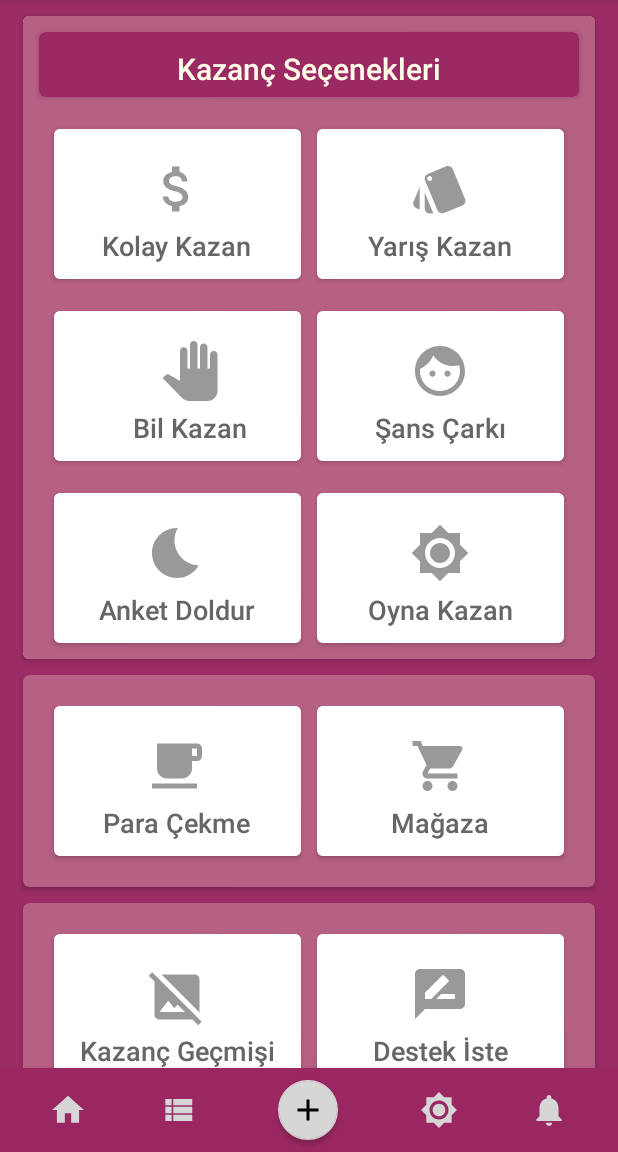
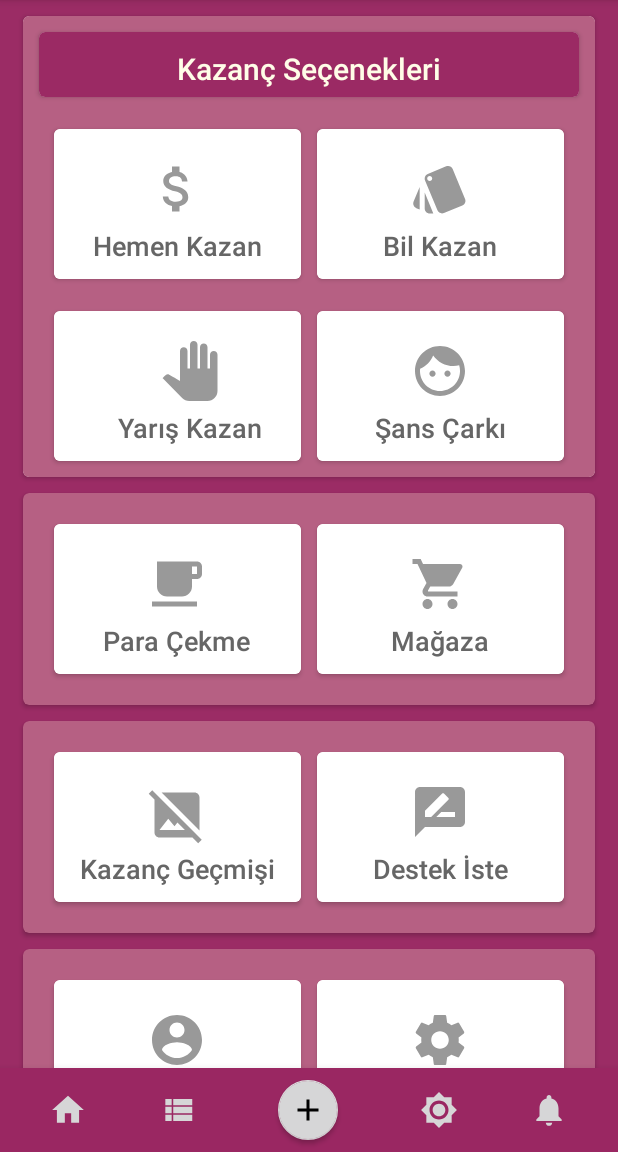
Before and after one commit to syrize/Darphane, an Android app: the MainMenu screen opened directly, with no data from a screen before it, on a phone screen of 412 x 824 dp, the part 84-1236 px from its top. Run offline under Robolectric (Android 15) with nearby library versions, the phone set to English and light mode, and no system bars; our stand-ins replace ButterKnife, Volley; libraries missing offline, so code that uses them is left out: afu.org.checkerframework, com.android.billingclient, com.facebook, com.facebook.login, com.mikhaellopez.circularimageview; plain views replace CircularImageView; network calls fail; pictures from the network do not load; 2 statements that could not run were skipped.

Commit message:
Bil kazan ekran çalışmasına devam edildi

```diff
--- a/app/src/main/AndroidManifest.xml
+++ b/app/src/main/AndroidManifest.xml
@@ -135,6 +135,10 @@
             android:name="com.turkogame.darphane.activity.Hediye_Carki"
             android:screenOrientation="portrait" />
 
+        <activity
+            android:name="com.turkogame.darphane.activity.Bilkazan_Start"
+            android:screenOrientation="portrait" />
+
 
 
         <activity
--- a/app/src/main/java/com/turkogame/darphane/activity/MainMenu.java
+++ b/app/src/main/java/com/turkogame/darphane/activity/MainMenu.java
@@ -300,11 +300,10 @@ public class MainMenu extends AppCompatActivity implements PurchasesUpdatedListe
 
         ImageButton btn_menu = findViewById(R.id.bt_menu);
         MaterialCardView kahve_buton = findViewById(R.id.kahve_buton);
-        MaterialCardView tarot_buton = findViewById(R.id.tarot_buton);
+        MaterialCardView bilkazan_buton = findViewById(R.id.bilkazan_buton);
         MaterialCardView el_buton = findViewById(R.id.el_buton);
         MaterialCardView sans_carki = findViewById(R.id.sans_carki);
-        MaterialCardView ruya_buton = findViewById(R.id.ruya_buton);
-        MaterialCardView card_6 = findViewById(R.id.card_6);
+
         MaterialCardView card_7 = findViewById(R.id.card_7);
         MaterialCardView card_8 = findViewById(R.id.card_8);
         MaterialCardView card_9 = findViewById(R.id.card_9);
@@ -453,10 +452,12 @@ public class MainMenu extends AppCompatActivity implements PurchasesUpdatedListe
         });
 
 
-        tarot_buton.setOnClickListener(new View.OnClickListener() {
+        bilkazan_buton.setOnClickListener(new View.OnClickListener() {
             public void onClick(View v) {
 
-                fal_baslat( kullanici_id,token, 2, Falcilar.class);
+                Intent intent = new Intent(MainMenu.this, Bilkazan_Start.class);
+                startActivity(intent);
+
 
             }
         });
@@ -505,13 +506,7 @@ public class MainMenu extends AppCompatActivity implements PurchasesUpdatedListe
 
 
 
-        ruya_buton.setOnClickListener(new View.OnClickListener() {
-            public void onClick(View v) {
 
-                fal_baslat( kullanici_id, token,4, Falcilar.class);
-
-            }
-        });
 
         menu_ruyayorumu.setOnClickListener(new View.OnClickListener() {
             public void onClick(View v) {
@@ -522,18 +517,7 @@ public class MainMenu extends AppCompatActivity implements PurchasesUpdatedListe
         });
 
 
-        card_6.setOnClickListener(new View.OnClickListener() {
-            public void onClick(View v) {
 
-                kayit_kontrol = getApplicationContext().getSharedPreferences("fal_kontrol", 0);
-                SharedPreferences.Editor kayitci = kayit_kontrol.edit();
-                kayitci.putString("user_id", kullanici_id);
-                kayitci.commit();
-
-                Intent intent = new Intent(MainMenu.this, Burclar.class);
-                startActivity(intent);
-            }
-        });
 
         menu_gunlukburc.setOnClickListener(new View.OnClickListener() {
             public void onClick(View v) {
--- a/app/src/main/res/layout/activity_main.xml
+++ b/app/src/main/res/layout/activity_main.xml
@@ -220,7 +220,7 @@
                                         android:layout_width="wrap_content"
                                         android:layout_height="wrap_content"
                                         android:layout_margin="@dimen/spacing_medium"
-                                        android:text="Kolay Kazan"
+                                        android:text="Hemen Kazan"
                                         android:textAppearance="@style/TextAppearance.AppCompat.Title"
                                         android:textColor="@color/grey_60"
                                         android:textSize="18dp" />
@@ -232,7 +232,7 @@
 
 
                     <com.google.android.material.card.MaterialCardView
-                        android:id="@+id/tarot_buton"
+                        android:id="@+id/bilkazan_buton"
                         android:layout_width="0dp"
                         android:layout_height="match_parent"
                         android:layout_margin="@dimen/spacing_medium"
@@ -265,7 +265,7 @@
                                 android:layout_width="wrap_content"
                                 android:layout_height="wrap_content"
                                 android:layout_margin="@dimen/spacing_medium"
-                                android:text="Yarış Kazan"
+                                android:text="Bil Kazan"
                                 android:textAppearance="@style/TextAppearance.AppCompat.Title"
                                 android:textColor="@color/grey_60"
                                 android:textSize="18dp" />
@@ -325,7 +325,7 @@
                                 android:layout_width="wrap_content"
                                 android:layout_height="wrap_content"
                                 android:layout_margin="@dimen/spacing_medium"
-                                android:text="Bil Kazan"
+                                android:text="Yarış Kazan"
                                 android:textAppearance="@style/TextAppearance.AppCompat.Title"
                                 android:textColor="@color/grey_60"
                                 android:textSize="18dp" />
@@ -382,105 +382,7 @@
                 </LinearLayout>
 
 
-                <LinearLayout
-                    android:layout_width="match_parent"
-                    android:layout_height="wrap_content"
-                    android:orientation="horizontal"
-                    android:paddingTop="@dimen/spacing_medium"
-                    android:paddingLeft="@dimen/spacing_large"
-                    android:paddingRight="@dimen/spacing_large"
-                    android:paddingBottom="@dimen/spacing_medium"
-                    android:visibility="visible">
 
-                    <com.google.android.material.card.MaterialCardView
-                        android:id="@+id/ruya_buton"
-                        android:layout_width="0dp"
-                        android:layout_height="wrap_content"
-                        android:layout_margin="@dimen/spacing_medium"
-                        android:layout_weight="1"
-                        android:checkable="true"
-                        android:clickable="true"
-                        android:focusable="true"
-                        app:cardBackgroundColor="@android:color/white"
-                        app:cardCornerRadius="4dp"
-                        app:cardElevation="2dp">
-
-                        <LinearLayout
-                            android:layout_width="match_parent"
-                            android:layout_height="100dp"
-                            android:background="@android:color/white"
-                            android:orientation="vertical"
-                            android:layout_centerHorizontal="true"
-                            android:gravity="center"
-                            android:paddingTop="@dimen/spacing_large">
-
-                            <ImageView
-                                android:layout_centerHorizontal="true"
-                                android:layout_width="40dp"
-                                android:layout_height="40dp"
-                                android:background="@android:color/transparent"
-                                android:tint="@color/grey_40"
-                                app:srcCompat="@drawable/ic_ruya" />
-
-                            <TextView
-                                android:layout_width="wrap_content"
-                                android:layout_height="wrap_content"
-                                android:layout_margin="@dimen/spacing_medium"
-                                android:text="Anket Doldur"
-                                android:textAppearance="@style/TextAppearance.AppCompat.Title"
-                                android:textColor="@color/grey_60"
-                                android:textSize="18dp" />
-
-
-
-                        </LinearLayout>
-                    </com.google.android.material.card.MaterialCardView>
-
-
-                    <com.google.android.material.card.MaterialCardView
-                        android:id="@+id/card_6"
-                        android:layout_width="0dp"
-                        android:layout_height="wrap_content"
-                        android:layout_margin="@dimen/spacing_medium"
-                        android:layout_weight="1"
-                        android:checkable="true"
-                        android:clickable="true"
-                        android:focusable="true"
-                        app:cardBackgroundColor="@android:color/white"
-                        app:cardCornerRadius="4dp"
-                        app:cardElevation="2dp">
-
-                        <LinearLayout
-                            android:layout_width="match_parent"
-                            android:layout_height="100dp"
-                            android:layout_centerHorizontal="true"
-                            android:background="@android:color/white"
-                            android:gravity="center"
-                            android:orientation="vertical"
-                            android:paddingTop="@dimen/spacing_large">
-
-                            <ImageView
-                                android:layout_width="40dp"
-                                android:layout_height="40dp"
-                                android:layout_centerHorizontal="true"
-                                android:background="@android:color/transparent"
-                                android:tint="@color/grey_40"
-                                app:srcCompat="@drawable/ic_burc" />
-
-                            <TextView
-                                android:layout_width="wrap_content"
-                                android:layout_height="wrap_content"
-                                android:layout_margin="@dimen/spacing_medium"
-                                android:text="Oyna Kazan"
-                                android:textAppearance="@style/TextAppearance.AppCompat.Title"
-                                android:textColor="@color/grey_60"
-                                android:textSize="18dp" />
-
-
-                        </LinearLayout>
-                    </com.google.android.material.card.MaterialCardView>
-
-                </LinearLayout>
 
             </LinearLayout>
 
```
Also changed, not shown: app/src/main/java/com/turkogame/darphane/activity/Bilkazan_Start.java (added, +47 -0 lines), app/src/main/res/layout/bilkazan_start.xml (added, +302 -0 lines), app/src/main/res/layout/hakkinda.xml (+26 -11 lines).
